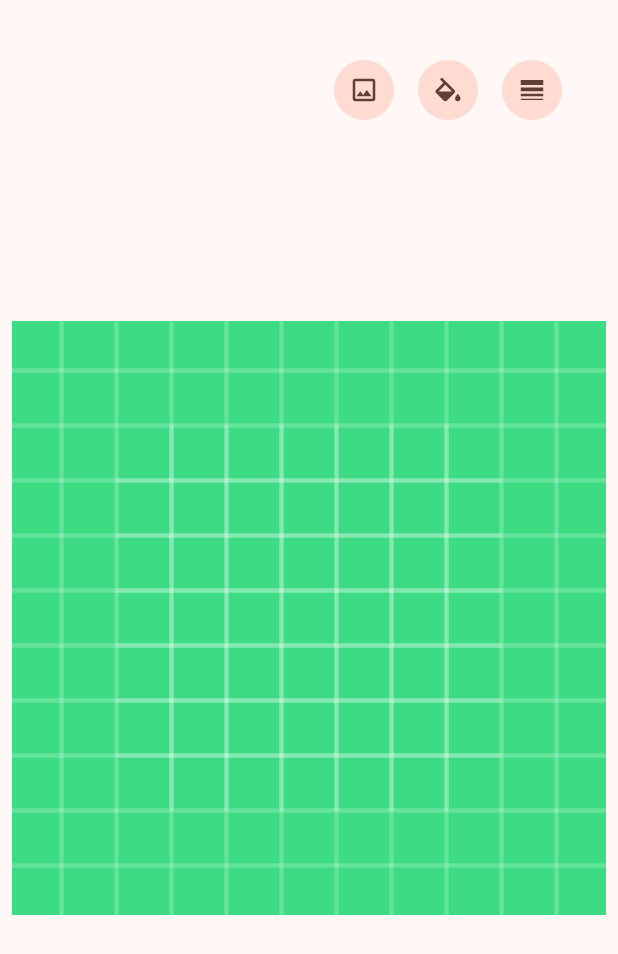
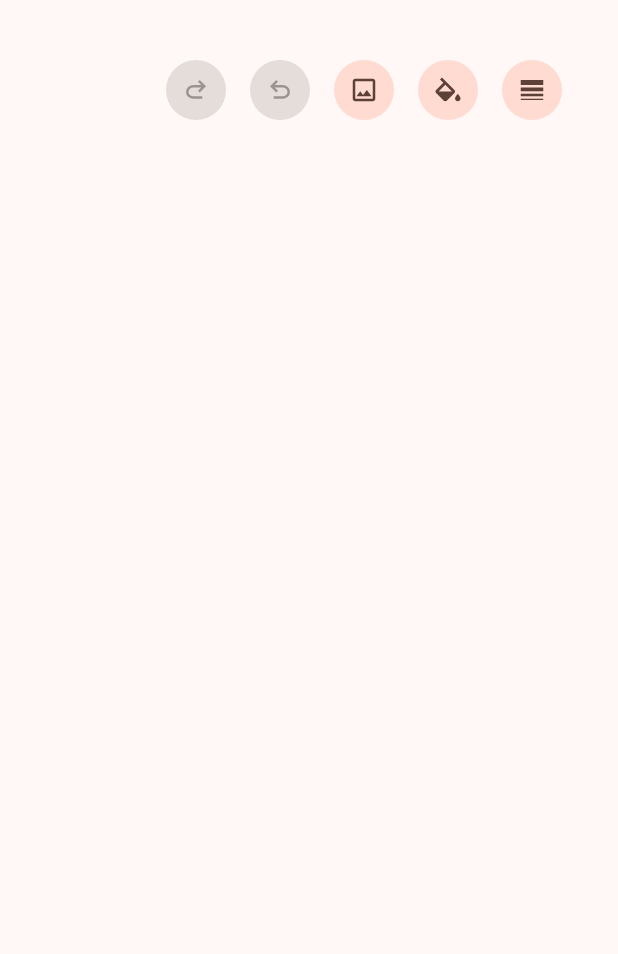
Before and after one commit to varuns18/Drawing-App, an Android app: the screen it shows after launch (MainActivity), on a phone screen of 412 x 824 dp. Shown: the top 954 px of the screen. Run offline under Robolectric (Android 15) with nearby library versions, the phone set to English and light mode, and no system bars.

Commit message:
undo, redo and add image functionalities added

```diff
--- a/app/src/main/java/com/ramphal/drawingapp/MainActivity.kt
+++ b/app/src/main/java/com/ramphal/drawingapp/MainActivity.kt
@@ -1,24 +1,63 @@
 package com.ramphal.drawingapp
 
+import android.Manifest
+import android.content.Intent
 import android.content.res.ColorStateList
 import android.os.Bundle
+import android.provider.MediaStore
 import android.view.View
+import android.widget.ImageView
 import android.widget.RadioGroup
 import androidx.activity.enableEdgeToEdge
+import androidx.activity.result.ActivityResultLauncher
+import androidx.activity.result.contract.ActivityResultContracts
 import androidx.appcompat.app.AlertDialog
 import androidx.appcompat.app.AppCompatActivity
+import androidx.core.app.ActivityCompat
 import androidx.core.content.ContextCompat
 import androidx.core.view.ViewCompat
 import androidx.core.view.WindowInsetsCompat
 import com.google.android.material.button.MaterialButton
 import com.google.android.material.dialog.MaterialAlertDialogBuilder
+import com.google.android.material.snackbar.Snackbar
 
 class MainActivity : AppCompatActivity() {
 
     private var drawingView: DrawingView? = null
     private var currentColorButton: MaterialButton? = null
-    var colorDialogView: View? = null
     var colorDialog: AlertDialog? = null
+    var btnUndo: MaterialButton? = null
+    var btnRedo: MaterialButton? = null
+
+    val openGalleryLauncher: ActivityResultLauncher<Intent> =
+        registerForActivityResult(ActivityResultContracts.StartActivityForResult()) {
+            result->
+            if (result.resultCode == RESULT_OK && result.data != null){
+                val imageBackground: ImageView = findViewById(R.id.iv_background)
+                imageBackground.setImageURI(result.data?.data)
+            }
+        }
+
+    val requestPermission: ActivityResultLauncher<Array<String>> =
+        registerForActivityResult(ActivityResultContracts.RequestMultiplePermissions()){
+            permissions->
+            permissions.entries.forEach {
+                val permissionName = it.key
+                val isGranted = it.value
+                val view = findViewById<View>(R.id.main)
+                if (isGranted){
+                    val pickIntent = Intent(Intent.ACTION_PICK, MediaStore.Images.Media.EXTERNAL_CONTENT_URI)
+                    openGalleryLauncher.launch(pickIntent)
+                }else{
+                    if (permissionName == Manifest.permission.READ_EXTERNAL_STORAGE){
+                        Snackbar.make(view,
+                            "Oops you just denied the permission",
+                            Snackbar.LENGTH_LONG
+                        ).show()
+                    }
+                }
+            }
+        }
 
     override fun onCreate(savedInstanceState: Bundle?) {
         super.onCreate(savedInstanceState)
@@ -31,29 +70,75 @@ class MainActivity : AppCompatActivity() {
         }
 
         drawingView = findViewById(R.id.drawing_view)
-        val btnOptions: MaterialButton = findViewById(R.id.btn_options)
-        val thicknessBtn: MaterialButton = findViewById(R.id.btn_thickness)
         val dialogView = layoutInflater.inflate(R.layout.dialog_brush_size, null)
         val radioGroup = dialogView.findViewById<RadioGroup>(R.id.dialog_radio_group)
         val dialog = MaterialAlertDialogBuilder(this)
             .setView(dialogView)
             .create()
-        colorDialogView = layoutInflater.inflate(R.layout.bottom_sheet_color_picker, null)
         colorDialog = MaterialAlertDialogBuilder(this)
-            .setView(colorDialogView)
+            .setView(R.layout.bottom_sheet_color_picker)
             .create()
 
         drawingView?.setSizeForBrush(7f)
+
+        val thicknessBtn: MaterialButton = findViewById(R.id.btn_thickness)
         thicknessBtn.setOnClickListener {
             showBrushSizeDialog(radioGroup, dialog)
         }
 
-        btnOptions.setOnClickListener {
+        val addImage: MaterialButton = findViewById(R.id.btn_add_image)
+        addImage.setOnClickListener {
+            requestStoragePermission()
+        }
+
+        val btnColor: MaterialButton = findViewById(R.id.btn_color)
+        btnColor.setOnClickListener {
             showColorDialog(colorDialog!!)
         }
 
+        updateUndoRedoButtonState()
+        btnUndo = findViewById(R.id.btn_undo)
+        btnUndo?.setOnClickListener {
+            drawingView?.onClickUndo()
+            updateUndoRedoButtonState()
+        }
+
+        btnRedo = findViewById(R.id.btn_redo)
+        btnRedo?.setOnClickListener {
+            drawingView?.onClickRedo()
+            updateUndoRedoButtonState()
+        }
+
+        drawingView?.onStateChangeListener = {
+            updateUndoRedoButtonState()
+        }
 
     }
+
+    private fun updateUndoRedoButtonState() {
+        btnUndo?.isEnabled = drawingView?.canUndo() ?: false
+        btnRedo?.isEnabled = drawingView?.canRedo() ?: false
+    }
+
+    private fun requestStoragePermission(){
+
+        if (ActivityCompat.shouldShowRequestPermissionRationale(
+            this,
+            Manifest.permission.READ_EXTERNAL_STORAGE)
+            ){
+            showRationalDialog(
+                title = "Storage Permission Required",
+                message = "Storage permission is necessary for this feature. Please enable it in app settings."
+            )
+        }else{
+            requestPermission.launch(
+                arrayOf(
+                    Manifest.permission.READ_EXTERNAL_STORAGE
+                )
+            )
+        }
+    }
+
     private fun showBrushSizeDialog(radioGroup: RadioGroup, dialog: AlertDialog) {
 
         radioGroup.setOnCheckedChangeListener { _, checkedId ->
@@ -104,6 +189,21 @@ class MainActivity : AppCompatActivity() {
         colorDialog?.dismiss()
     }
 
+    private fun showRationalDialog(
+        title: String,
+        message: String
+    ) {
+
+        MaterialAlertDialogBuilder(this)
+            .setTitle(title)
+            .setMessage(message)
+            .setPositiveButton("Cancel") { dialog, _->
+                dialog.dismiss()
+            }
+            .setCancelable(false)
+            .show()
+    }
+
 
 
 
--- /dev/null
+++ b/app/src/main/res/drawable/ic_redo_24px.xml
@@ -0,0 +1,11 @@
+<vector xmlns:android="http://schemas.android.com/apk/res/android"
+    android:width="24dp"
+    android:height="24dp"
+    android:viewportWidth="960"
+    android:viewportHeight="960"
+    android:tint="?attr/colorControlNormal"
+    android:autoMirrored="true">
+  <path
+      android:fillColor="@android:color/white"
+      android:pathData="M396,760Q299,760 229.5,697Q160,634 160,540Q160,446 229.5,383Q299,320 396,320L648,320L544,216L600,160L800,360L600,560L544,504L648,400L396,400Q333,400 286.5,440Q240,480 240,540Q240,600 286.5,640Q333,680 396,680L680,680L680,760L396,760Z"/>
+</vector>
--- /dev/null
+++ b/app/src/main/res/drawable/ic_undo_24px.xml
@@ -0,0 +1,11 @@
+<vector xmlns:android="http://schemas.android.com/apk/res/android"
+    android:width="24dp"
+    android:height="24dp"
+    android:viewportWidth="960"
+    android:viewportHeight="960"
+    android:tint="?attr/colorControlNormal"
+    android:autoMirrored="true">
+  <path
+      android:fillColor="@android:color/white"
+      android:pathData="M280,760L280,680L564,680Q627,680 673.5,640Q720,600 720,540Q720,480 673.5,440Q627,400 564,400L312,400L416,504L360,560L160,360L360,160L416,216L312,320L564,320Q661,320 730.5,383Q800,446 800,540Q800,634 730.5,697Q661,760 564,760L280,760Z"/>
+</vector>
--- a/app/src/main/res/layout/activity_main.xml
+++ b/app/src/main/res/layout/activity_main.xml
@@ -17,7 +17,6 @@
             android:layout_width="match_parent"
             android:layout_height="match_parent"
             android:contentDescription="Background"
-            android:src="@drawable/ic_launcher_background"
             android:layout_margin="8dp"/>
 
         <com.ramphal.drawingapp.DrawingView
@@ -46,7 +45,7 @@
         app:layout_constraintTop_toTopOf="parent" />
 
     <com.google.android.material.button.MaterialButton
-        android:id="@+id/btn_options"
+        android:id="@+id/btn_color"
         style="@style/Widget.Material3.Button.IconButton.Filled.Tonal"
         android:layout_width="wrap_content"
         android:layout_height="wrap_content"
@@ -67,6 +66,32 @@
         app:icon="@drawable/ic_image_24px"
         android:contentDescription="add image"
         app:layout_constraintTop_toTopOf="parent"
-        app:layout_constraintEnd_toStartOf="@id/btn_options"/>
+        app:layout_constraintEnd_toStartOf="@id/btn_color"/>
+
+    <com.google.android.material.button.MaterialButton
+        android:id="@+id/btn_undo"
+        style="@style/Widget.Material3.Button.IconButton.Filled.Tonal"
+        android:layout_width="wrap_content"
+        android:layout_height="wrap_content"
+        android:layout_marginTop="36dp"
+        android:layout_marginEnd="8dp"
+        app:icon="@drawable/ic_undo_24px"
+        android:enabled="false"
+        android:contentDescription="undo"
+        app:layout_constraintTop_toTopOf="parent"
+        app:layout_constraintEnd_toStartOf="@id/btn_add_image"/>
+
+    <com.google.android.material.button.MaterialButton
+        android:id="@+id/btn_redo"
+        style="@style/Widget.Material3.Button.IconButton.Filled.Tonal"
+        android:layout_width="wrap_content"
+        android:layout_height="wrap_content"
+        android:layout_marginTop="36dp"
+        android:layout_marginEnd="8dp"
+        app:icon="@drawable/ic_redo_24px"
+        android:enabled="false"
+        android:contentDescription="redo"
+        app:layout_constraintTop_toTopOf="parent"
+        app:layout_constraintEnd_toStartOf="@id/btn_undo"/>
 
 </androidx.constraintlayout.widget.ConstraintLayout>
```
Also changed, not shown: app/src/main/AndroidManifest.xml (+2 -5 lines), app/src/main/java/com/ramphal/drawingapp/DrawingView.kt (+37 -2 lines).
